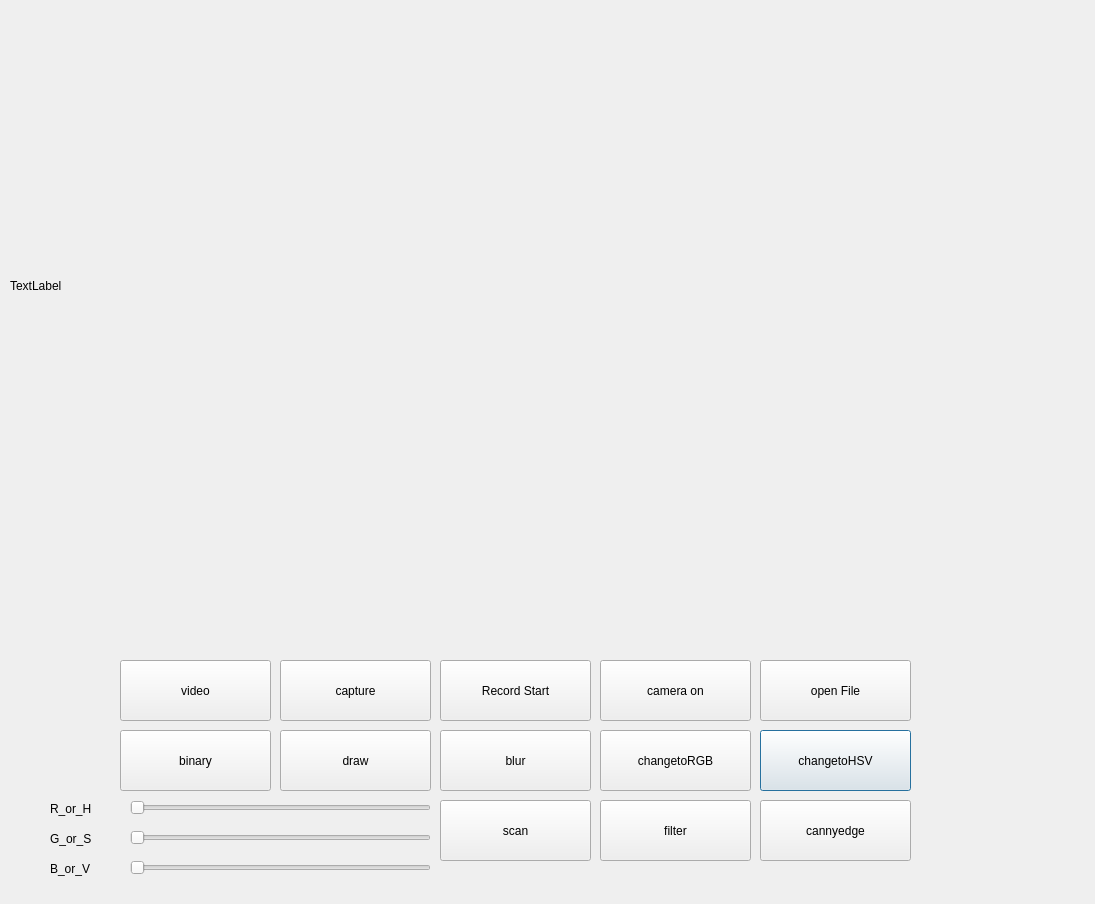
Before: the Qt Designer form project/cameraApp/cameraApp.ui in beanwork/dev_ws3, drawn with Qt 5.
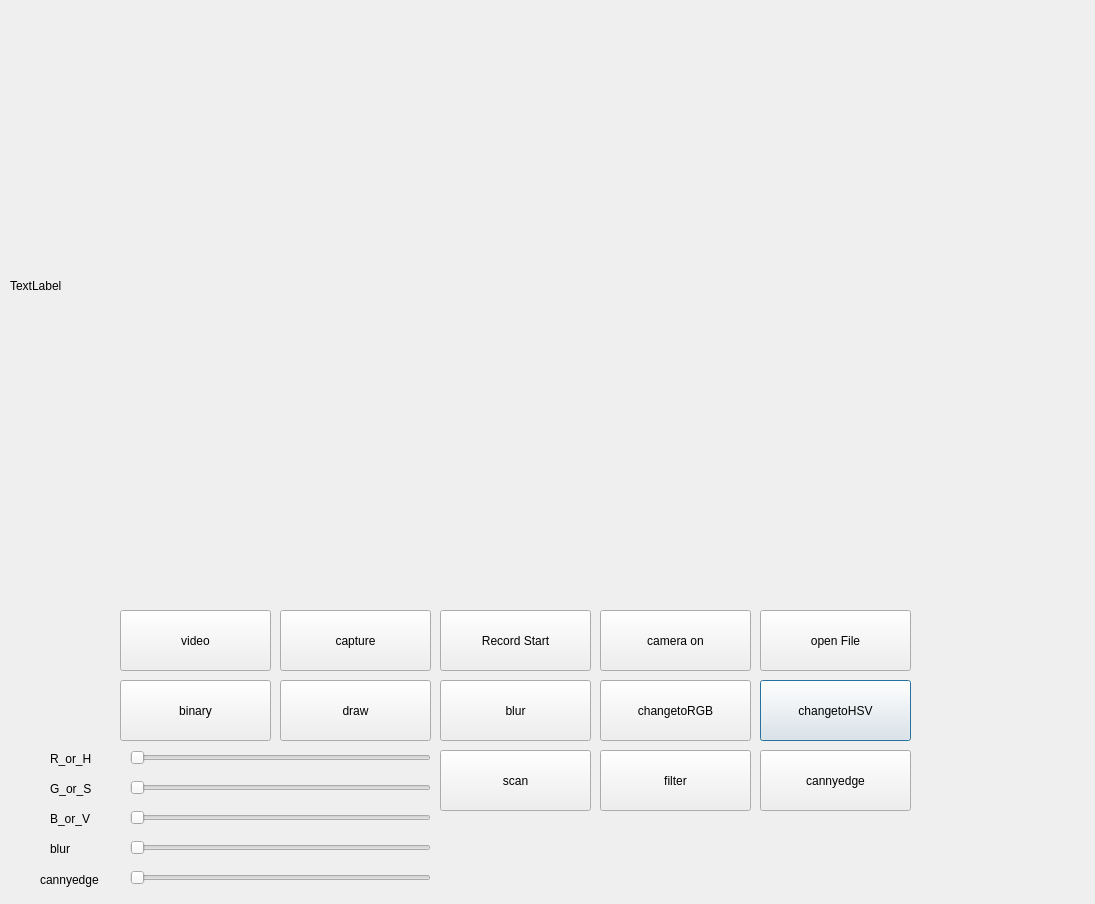
After: the same form once the commit is applied.

Commit message: success blur

```diff
--- a/project/cameraApp/cameraApp.ui
+++ b/project/cameraApp/cameraApp.ui
@@ -30,7 +30,7 @@
    <property name="geometry">
     <rect>
      <x>50</x>
-     <y>830</y>
+     <y>780</y>
      <width>67</width>
      <height>17</height>
     </rect>
@@ -43,7 +43,7 @@
    <property name="geometry">
     <rect>
      <x>760</x>
-     <y>730</y>
+     <y>680</y>
      <width>151</width>
      <height>61</height>
     </rect>
@@ -56,7 +56,7 @@
    <property name="geometry">
     <rect>
      <x>50</x>
-     <y>860</y>
+     <y>810</y>
      <width>67</width>
      <height>17</height>
     </rect>
@@ -69,7 +69,7 @@
    <property name="geometry">
     <rect>
      <x>130</x>
-     <y>800</y>
+     <y>750</y>
      <width>301</width>
      <height>16</height>
     </rect>
@@ -82,7 +82,7 @@
    <property name="geometry">
     <rect>
      <x>120</x>
-     <y>660</y>
+     <y>610</y>
      <width>151</width>
      <height>61</height>
     </rect>
@@ -95,7 +95,7 @@
    <property name="geometry">
     <rect>
      <x>600</x>
-     <y>660</y>
+     <y>610</y>
      <width>151</width>
      <height>61</height>
     </rect>
@@ -108,7 +108,7 @@
    <property name="geometry">
     <rect>
      <x>50</x>
-     <y>800</y>
+     <y>750</y>
      <width>67</width>
      <height>17</height>
     </rect>
@@ -121,7 +121,7 @@
    <property name="geometry">
     <rect>
      <x>280</x>
-     <y>660</y>
+     <y>610</y>
      <width>151</width>
      <height>61</height>
     </rect>
@@ -134,7 +134,7 @@
    <property name="geometry">
     <rect>
      <x>600</x>
-     <y>730</y>
+     <y>680</y>
      <width>151</width>
      <height>61</height>
     </rect>
@@ -147,7 +147,7 @@
    <property name="geometry">
     <rect>
      <x>440</x>
-     <y>660</y>
+     <y>610</y>
      <width>151</width>
      <height>61</height>
     </rect>
@@ -160,7 +160,7 @@
    <property name="geometry">
     <rect>
      <x>760</x>
-     <y>660</y>
+     <y>610</y>
      <width>151</width>
      <height>61</height>
     </rect>
@@ -173,7 +173,7 @@
    <property name="geometry">
     <rect>
      <x>130</x>
-     <y>830</y>
+     <y>780</y>
      <width>301</width>
      <height>16</height>
     </rect>
@@ -186,7 +186,7 @@
    <property name="geometry">
     <rect>
      <x>130</x>
-     <y>860</y>
+     <y>810</y>
      <width>301</width>
      <height>16</height>
     </rect>
@@ -199,7 +199,7 @@
    <property name="geometry">
     <rect>
      <x>280</x>
-     <y>730</y>
+     <y>680</y>
      <width>151</width>
      <height>61</height>
     </rect>
@@ -212,7 +212,7 @@
    <property name="geometry">
     <rect>
      <x>120</x>
-     <y>730</y>
+     <y>680</y>
      <width>151</width>
      <height>61</height>
     </rect>
@@ -225,7 +225,7 @@
    <property name="geometry">
     <rect>
      <x>440</x>
-     <y>730</y>
+     <y>680</y>
      <width>151</width>
      <height>61</height>
     </rect>
@@ -238,7 +238,7 @@
    <property name="geometry">
     <rect>
      <x>600</x>
-     <y>800</y>
+     <y>750</y>
      <width>151</width>
      <height>61</height>
     </rect>
@@ -251,7 +251,7 @@
    <property name="geometry">
     <rect>
      <x>760</x>
-     <y>800</y>
+     <y>750</y>
      <width>151</width>
      <height>61</height>
     </rect>
@@ -264,7 +264,7 @@
    <property name="geometry">
     <rect>
      <x>440</x>
-     <y>800</y>
+     <y>750</y>
      <width>151</width>
      <height>61</height>
     </rect>
@@ -273,6 +273,58 @@
     <string>scan</string>
    </property>
   </widget>
+  <widget class="QSlider" name="blurslider">
+   <property name="geometry">
+    <rect>
+     <x>130</x>
+     <y>840</y>
+     <width>301</width>
+     <height>16</height>
+    </rect>
+   </property>
+   <property name="orientation">
+    <enum>Qt::Horizontal</enum>
+   </property>
+  </widget>
+  <widget class="QLabel" name="label_5">
+   <property name="geometry">
+    <rect>
+     <x>50</x>
+     <y>840</y>
+     <width>67</width>
+     <height>17</height>
+    </rect>
+   </property>
+   <property name="text">
+    <string>blur</string>
+   </property>
+  </widget>
+  <widget class="QSlider" name="cannyedgeslider">
+   <property name="geometry">
+    <rect>
+     <x>130</x>
+     <y>870</y>
+     <width>301</width>
+     <height>16</height>
+    </rect>
+   </property>
+   <property name="orientation">
+    <enum>Qt::Horizontal</enum>
+   </property>
+  </widget>
+  <widget class="QLabel" name="label_6">
+   <property name="geometry">
+    <rect>
+     <x>40</x>
+     <y>870</y>
+     <width>81</width>
+     <height>20</height>
+    </rect>
+   </property>
+   <property name="text">
+    <string>cannyedge</string>
+   </property>
+  </widget>
  </widget>
  <resources/>
  <connections/>
```
The commit also changes 1 other file.
